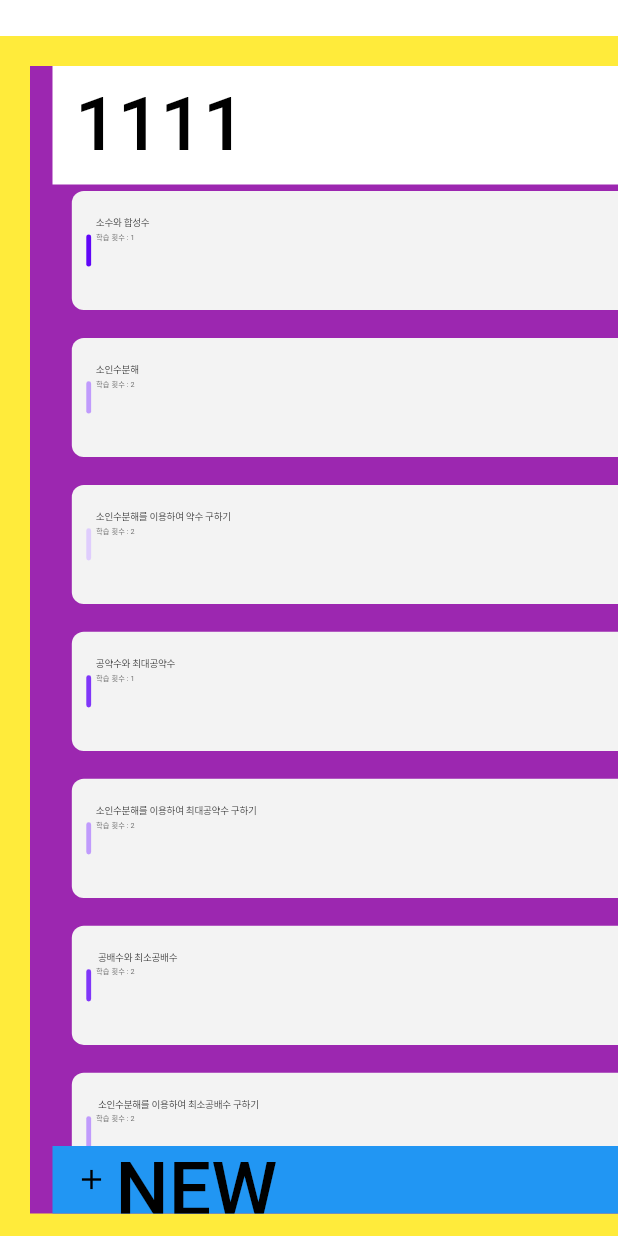
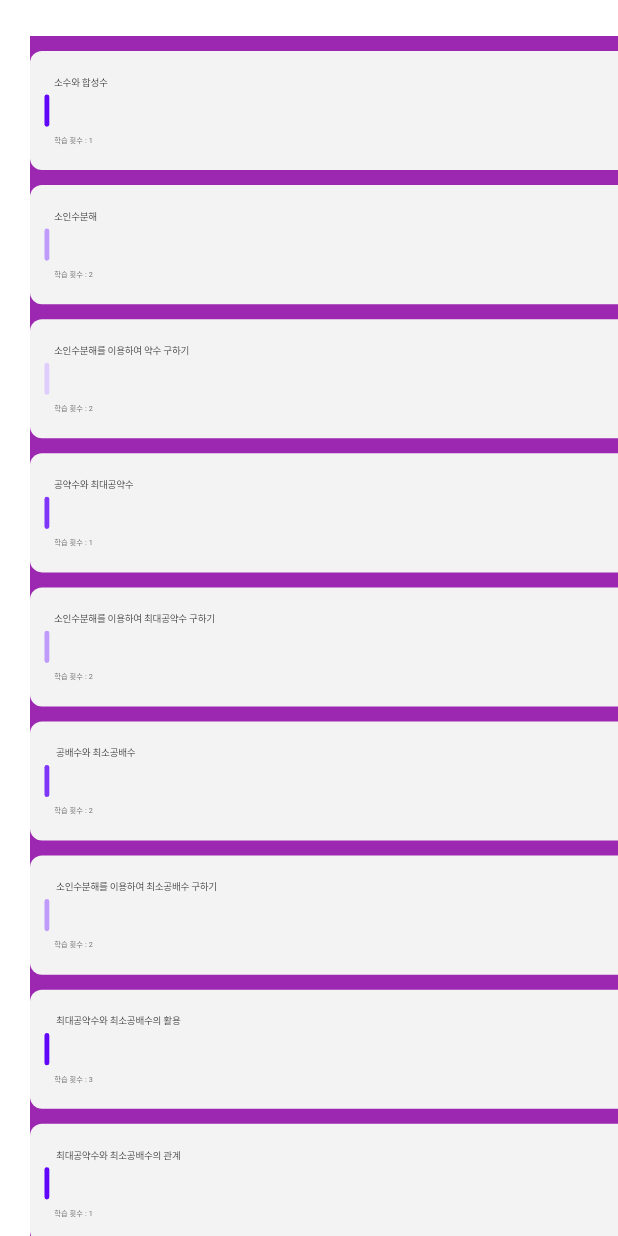
Before and after one commit to kyungsnim/package_test, a Flutter app: the screen it shows after launch, after a tap on "Drag and drop > Kanban board view", on a phone screen of 412 x 824 dp. Run offline on Flutter 3.47's test engine with Material 2 defaults, Android fonts, the phone set to English and light mode, and no system bars; our stand-ins replace entry, flutter_bounceable, flutter_riverpod, flutter_screenutil, get; missing offline and left inert: split_view; Roboto replaces fonts that are missing (Pretendard).

Commit message:
kanban board 테스트

```diff
--- a/lib/drag_and_drop/kanban_board_example.dart
+++ b/lib/drag_and_drop/kanban_board_example.dart
@@ -24,7 +24,7 @@ class _KanbanBoardExampleState extends State<KanbanBoardExample> {
     return KanbanBoard(
       [
         BoardListsData(
-          title: '1111',
+          // title: '1111',
             items: curriculumState.dragAndDropList,
           headerBackgroundColor: Colors.white,
         ),
@@ -60,9 +60,10 @@ class _KanbanBoardExampleState extends State<KanbanBoardExample> {
       onItemTap: (cardIndex, listIndex) {},
       onListTap: (listIndex) {},
       onListRename: (oldName, newName) {},
-      backgroundColor: Colors.yellow,
+      backgroundColor: Colors.white,
       displacementY: 124,
       displacementX: 100,
+      /// header text style
       textStyle: const TextStyle(
           fontSize: 50, color: Colors.black, fontWeight: FontWeight.w500),
     );
--- a/lib/models/lib/Provider/board_list_provider.dart
+++ b/lib/models/lib/Provider/board_list_provider.dart
@@ -89,20 +89,22 @@ class BoardListProvider extends ChangeNotifier {
 
     prov.board.dragItemIndex = null;
     prov.board.dragItemOfListIndex = listIndex;
+
+    /// 보드 리스트 전체 드래그
     prov.draggedItemState = DraggedItemState(
         child: Container(
           width: box.size.width - 30,
           height: box.size.height - 30,
           color: prov.board.lists[listIndex].backgroundColor,
           child: Column(children: [
-            Container(
+            prov.board.lists[listIndex].title == null ? Container() : Container(
               margin: const EdgeInsets.only(
                 top: 20,
               ),
               padding: const EdgeInsets.only(left: 15, bottom: 10),
               alignment: Alignment.centerLeft,
               child: Text(
-                prov.board.lists[listIndex].title,
+                prov.board.lists[listIndex].title!,
                 style: const TextStyle(
                     fontSize: 20,
                     color: Colors.black,
--- a/lib/models/lib/Provider/board_provider.dart
+++ b/lib/models/lib/Provider/board_provider.dart
@@ -109,7 +109,7 @@ class BoardProvider extends ChangeNotifier {
           items: listItems,
           width: data[i].width,
           scrollController: ScrollController(),
-          title: data[i].title ?? 'LIST2112 ${i + 1}'));
+          title: data[i].title));
     }
   }
 
--- a/lib/models/lib/Provider/list_item_provider.dart
+++ b/lib/models/lib/Provider/list_item_provider.dart
@@ -389,6 +389,7 @@ class ListItemProvider extends ChangeNotifier {
         y: location.dy);
     prov.draggedItemState!.setState = setsate;
     // log("${listIndex} ${itemIndex}");
+    debugPrint('Long press!!!');
     setsate();
   }
 
@@ -457,6 +458,7 @@ class ListItemProvider extends ChangeNotifier {
 
       // dev.log(
       // "PLACING AT =${prov.move == "DOWN" ? prov.board.dragItemIndex! - 1 < 0 ? prov.board.dragItemIndex! : prov.board.dragItemIndex! - 1 : prov.board.dragItemIndex!}");
+      debugPrint('DOWN!!!');
       boardProv.board.lists[boardProv.board.dragItemOfListIndex!].items.insert(
           boardProv.move == "DOWN"
               ? boardProv.board.dragItemIndex! - 1 < 0
--- a/lib/models/lib/custom/board.dart
+++ b/lib/models/lib/custom/board.dart
@@ -10,7 +10,7 @@ import 'text_field.dart';
 class KanbanBoard extends StatefulWidget {
   const KanbanBoard(
     this.list, {
-    this.backgroundColor = Colors.yellow,
+    this.backgroundColor = Colors.white,
     this.cardPlaceHolderColor,
     this.boardScrollConfig,
     this.listScrollConfig,
@@ -217,7 +217,7 @@ class _BoardState extends ConsumerState<Board> {
             element.width = element.context!.size!.width - 30;
             element.y = of.dy - widget.displacementY + 24;
           }
-          boardListProv.moveListLeft();
+          // boardListProv.moveListLeft();
         } else if (boardProv.scrollingRight && boardProv.board.isListDragged) {
           for (var element in boardProv.board.lists) {
             if (element.context == null) break;
@@ -288,15 +288,14 @@ class _BoardState extends ConsumerState<Board> {
           body: Container(
             decoration: widget.boardDecoration ??
                 BoxDecoration(color: widget.backgroundColor),
+            /// 최상단 마진
             margin: const EdgeInsets.only(top: 24),
             child: Stack(
               fit: StackFit.passthrough,
               clipBehavior: Clip.none,
               children: [
-                Row(
-                  children: [
-                    Expanded(
-                      child: Container(
+                Container(
+                  /// 최좌측 마진
                   margin: const EdgeInsets.only(left: 20),
                   //width: 200,
                   // height: 1200,
@@ -330,9 +329,6 @@ class _BoardState extends ConsumerState<Board> {
                     ),
                   ),
                 ),
-                    ),
-                  ],
-                ),
                 /// 드래그로 이동하는 동안 보일 위젯
                 ValueListenableBuilder(
                   valueListenable: boardProv.valueNotifier,
--- a/lib/models/lib/custom/board_list.dart
+++ b/lib/models/lib/custom/board_list.dart
@@ -223,8 +223,9 @@ class _BoardListState extends ConsumerState<BoardList> {
           return b!;
         },
         child: Container(
-          padding: const EdgeInsets.only(left: 15, right: 15),
-          margin: const EdgeInsets.only(right: 30, top: 20, bottom: 15),
+          /// 보드 리스트 마진, 패딩
+          // padding: const EdgeInsets.only(left: 15, right: 15),
+          // margin: const EdgeInsets.only(right: 30, top: 20, bottom: 15),
           width: prov.board.lists[widget.index].width!,
           decoration: prov.board.listDecoration ??
               BoxDecoration(
@@ -260,13 +261,15 @@ class _BoardListState extends ConsumerState<BoardList> {
                         : null,
                   )
                 : Column(key: ValueKey("LIST ${widget.index}"), children: [
-                    GestureDetector(
-                      onLongPress: () {
-                        listProv.onListLongpress(
-                            listIndex: widget.index,
-                            context: context,
-                            setstate: () => setState(() {}));
-                      },
+              prov.board.lists[widget.index].title == null ? SizedBox() : GestureDetector(
+                      /// 칸반보드 내 보드 리스트는 클릭 이벤트 없애주기
+                      // onLongPress: () {
+                      //   listProv.onListLongpress(
+                      //       listIndex: widget.index,
+                      //       context: context,
+                      //       setstate: () => setState(() {}));
+                      // },
+                      /// 칸반보드 리스트 내 보드리스트 header
                       child: Container(
                         width: prov.board.lists[widget.index].width,
                         color: prov
@@ -279,7 +282,7 @@ class _BoardListState extends ConsumerState<BoardList> {
                           mainAxisAlignment: MainAxisAlignment.spaceBetween,
                           children: [
                             Text(
-                              prov.board.lists[widget.index].title,
+                              prov.board.lists[widget.index].title!,
                               style: prov.board.textStyle ??
                                   const TextStyle(
                                       fontSize: 17,
@@ -329,6 +332,8 @@ class _BoardListState extends ConsumerState<BoardList> {
                         ),
                       ),
                     ),
+                    /// header ~ list body padding
+                    SizedBox(height: 10),
                     Expanded(
                       child: MediaQuery.removePadding(
                         context: context,
@@ -351,39 +356,6 @@ class _BoardListState extends ConsumerState<BoardList> {
                         ),
                       ),
                     ),
-                    Container(
-                      padding: const EdgeInsets.only(left: 15),
-                      height: 45,
-                      width: prov.board.lists[widget.index].width,
-                      color:
-                          prov.board.lists[widget.index].footerBackgroundColor,
-                      child: GestureDetector(
-                        onTap: () async {
-                          listProv.addNewCard(
-                              position: "LAST", listIndex: widget.index);
-                        },
-                        child: Row(
-                          children: [
-                            const Icon(
-                              Icons.add,
-                              color: Colors.black,
-                              size: 22,
-                            ),
-                            const SizedBox(
-                              width: 5,
-                            ),
-                            Text(
-                              'NEW',
-                              style: prov.board.textStyle ??
-                                  const TextStyle(
-                                      color: Colors.black,
-                                      fontSize: 17,
-                                      fontWeight: FontWeight.w500),
-                            ),
-                          ],
-                        ),
-                      ),
-                    )
                   ]),
           ),
         ));
--- a/lib/models/lib/custom/list_item.dart
+++ b/lib/models/lib/custom/list_item.dart
@@ -103,19 +103,22 @@ class _ItemState extends ConsumerState<Item> {
                   decoration: BoxDecoration(
                     border: Border.all(color: Colors.grey.shade200),
                     borderRadius: BorderRadius.circular(4),
-                    color: prov.board.lists[widget.listIndex]
-                            .items[widget.itemIndex].backgroundColor ??
-                        Colors.white,
+                    color: Colors.blue,
+                    // color: prov.board.lists[widget.listIndex]
+                    //         .items[widget.itemIndex].backgroundColor ??
+                    //     Colors.white,
                   ),
                   width: prov.draggedItemState!.width,
                   height: prov.draggedItemState!.height,
+            child: prov.draggedItemState!.child,
                 )
               : cardProv.isCurrentElementDragged(
                       listIndex: widget.listIndex, itemIndex: widget.itemIndex)
                   ? Container(
-
+color: Colors.blue,
                       )
-                  : Container(
+                  : /// 리스트아이템 하위 빈칸 영역
+                    Container(
                       margin: const EdgeInsets.only(bottom: 10),
                       width: prov.board.lists[widget.listIndex]
                           .items[widget.itemIndex].width,
--- a/lib/models/lib/models/board_list.dart
+++ b/lib/models/lib/models/board_list.dart
@@ -18,7 +18,7 @@ class BoardList {
   TextEditingController nameController = TextEditingController();
   ScrollController scrollController;
 
-  String title;
+  String? title;
   BoardList(
       {required this.items,
       this.context,
@@ -49,7 +49,7 @@ class BoardList {
       ),
       this.y,
       required this.scrollController,
-      required this.title}) {
+      this.title}) {
     headerBackgroundColor = headerBackgroundColor ?? Colors.grey.shade300;
     footerBackgroundColor = footerBackgroundColor ?? Colors.grey.shade300;
   }
--- a/lib/providers/curriculum_state.dart
+++ b/lib/providers/curriculum_state.dart
@@ -64,7 +64,7 @@ class CurriculumState extends ChangeNotifier {
   Widget buildList(Subject subject) => Container(
     width: 448.w,
     height: 74.h,
-    margin: EdgeInsets.symmetric(horizontal: 32.w, vertical: 4.h),
+    // margin: EdgeInsets.symmetric(horizontal: 32.w, vertical: 4.h),
     padding: EdgeInsets.symmetric(horizontal: 24.w, vertical: 16.h),
     decoration: BoxDecoration(
       borderRadius: BorderRadius.circular(8),
@@ -98,10 +98,12 @@ class CurriculumState extends ChangeNotifier {
         SizedBox(width: 8.w),
 
         /// 주제, 학습 횟수
-        Column(
+        Expanded(
+          child: Column(
             crossAxisAlignment: CrossAxisAlignment.start,
             children: [
-            Text(
+              Expanded(
+                child: Text(
                   subject.title!,
                   style: TextStyle(
                     color: MidColors.textColor,
@@ -110,13 +112,15 @@ class CurriculumState extends ChangeNotifier {
                     fontWeight: FontWeight.w500,
                     height: 1.11,
                     letterSpacing: -0.20,
+                    overflow: TextOverflow.fade,
+                  ),
                 ),
               ),
               SizedBox(height: 4.h),
               Text(
                 '학습 횟수 : ${subject.count}',
                 style: TextStyle(
-                color: Color(0xFF707070),
+                  color: const Color(0xFF707070),
                   fontSize: 12.sp,
                   fontFamily: 'Pretendard',
                   fontWeight: FontWeight.w400,
@@ -126,7 +130,7 @@ class CurriculumState extends ChangeNotifier {
               ),
             ],
           ),
-        Spacer(),
+        ),
 
         /// 진도율
         Container(
```
Lines whose indentation alone changed are shown as unchanged.
